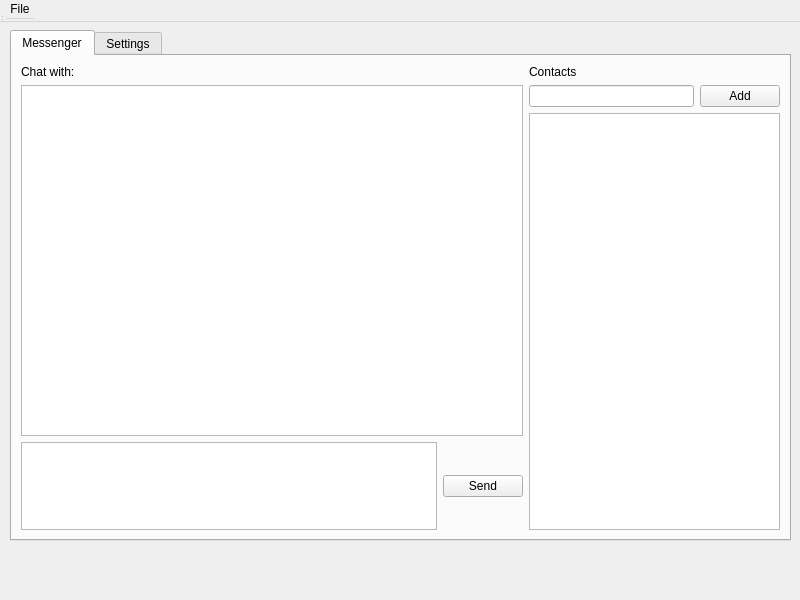
Qt form MyMessenger/gui_client.ui (AleksandrVladimirovichNaumov/Client-Server) before a commit.
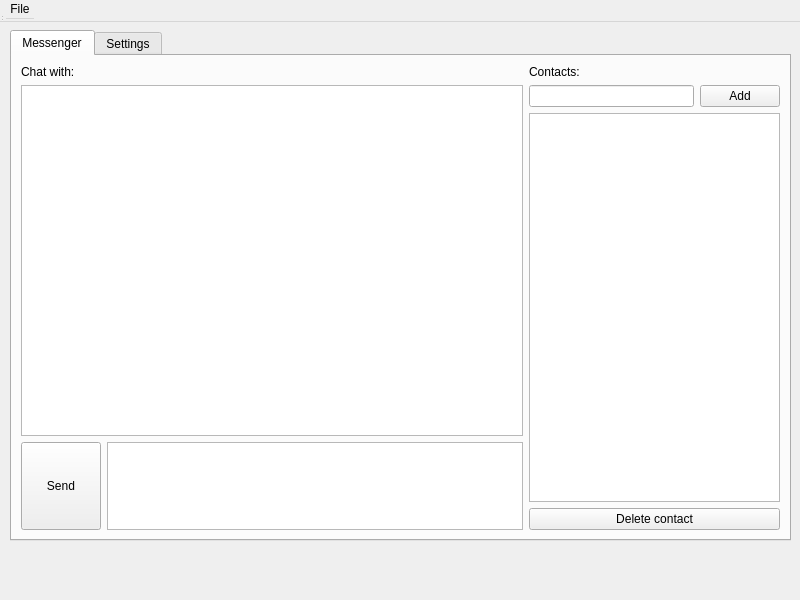
The same form after that commit.

Commit message: add + delete contacts

What changed in the file:
```diff
--- a/MyMessenger/gui_client.ui
+++ b/MyMessenger/gui_client.ui
@@ -45,16 +45,22 @@
         </item>
         <item>
          <layout class="QHBoxLayout" name="horizontalLayout_2">
-          <item>
-           <widget class="QTextEdit" name="textEdit"/>
-          </item>
           <item>
            <widget class="QPushButton" name="pushButton">
+            <property name="sizePolicy">
+             <sizepolicy hsizetype="Minimum" vsizetype="Expanding">
+              <horstretch>0</horstretch>
+              <verstretch>0</verstretch>
+             </sizepolicy>
+            </property>
             <property name="text">
              <string>Send</string>
             </property>
            </widget>
           </item>
+          <item>
+           <widget class="QTextEdit" name="textEdit"/>
+          </item>
          </layout>
         </item>
        </layout>
@@ -64,7 +70,7 @@
         <item>
          <widget class="QLabel" name="label">
           <property name="text">
-           <string>Contacts</string>
+           <string>Contacts:</string>
           </property>
          </widget>
         </item>
@@ -83,7 +89,18 @@
          </layout>
         </item>
         <item>
-         <widget class="QListView" name="listView"/>
+         <widget class="QListView" name="listView">
+          <property name="editTriggers">
+           <set>QAbstractItemView::NoEditTriggers</set>
+          </property>
+         </widget>
+        </item>
+        <item>
+         <widget class="QPushButton" name="pushButton_4">
+          <property name="text">
+           <string>Delete contact</string>
+          </property>
+         </widget>
         </item>
        </layout>
       </item>
```
Left out of the diff: 6 changed lines with no effect on the pictures. The commit also changes 3 other files.
